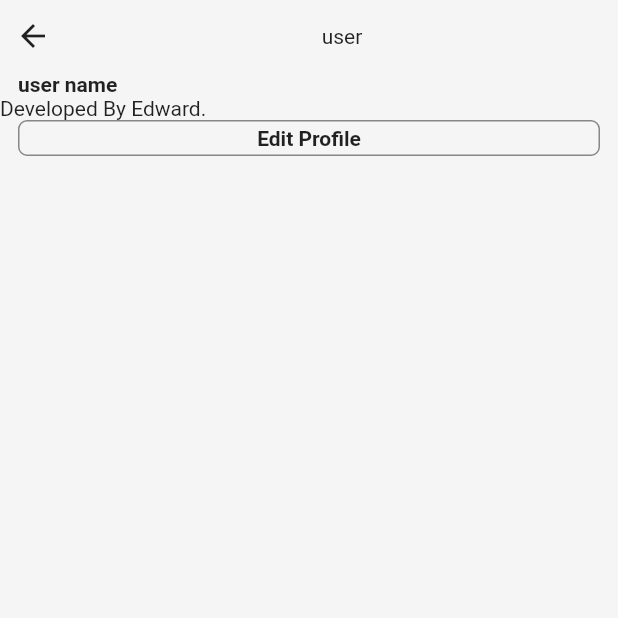
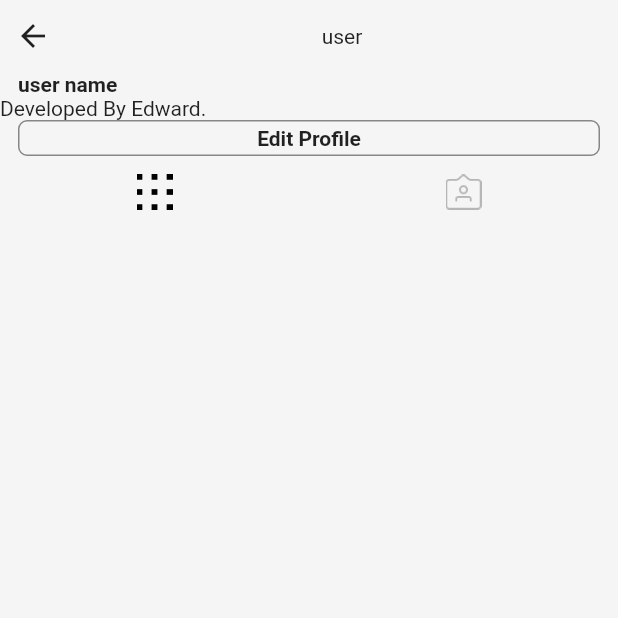
Before and after one commit to Edward-Kwak/Instagram-Clone-Project, a Flutter app: the screen it shows after launch, item 5 of the bottom bar chosen, on a phone screen of 412 x 824 dp, the top half of it. Run offline on Flutter 3.47's test engine with Material 2 defaults, Android fonts, the phone set to English and light mode, and no system bars; our stand-ins replace cached_network_image; network calls fail.

Commit message:
Added _tabButtons Widget in profile_body.dart

```diff
--- a/lib/widgets/profile_body.dart
+++ b/lib/widgets/profile_body.dart
@@ -1,8 +1,15 @@
 import 'package:flutter/material.dart';
 import 'package:flutter_code_split/constants/common_vars.dart';
 
-class ProfileBody extends StatelessWidget {
+class ProfileBody extends StatefulWidget {
   const ProfileBody({Key? key}) : super(key: key);
+
+  @override
+  _ProfileBodyState createState() => _ProfileBodyState();
+}
+
+class _ProfileBodyState extends State<ProfileBody> {
+  bool selectedLeft = true;
 
   @override
   Widget build(BuildContext context) {
@@ -13,12 +20,38 @@ class ProfileBody extends StatelessWidget {
               delegate: SliverChildListDelegate([
                 _username(),
                 _userBio(),
-                _editProfileButton()
+                _editProfileButton(),
+                _tabButtons(),
               ]),
             )
           ],
         )
     );
+  }
+
+  Row _tabButtons() {
+    return Row(
+                children: <Widget>[
+                  Expanded(
+                      child: IconButton(
+                        onPressed: () {
+                          setState(() {
+                            selectedLeft = true;
+                          });
+                        },
+                        icon: ImageIcon(AssetImage('assets/images/grid.png'), color: selectedLeft? Colors.black : Colors.black26,),)
+                  ),Expanded(
+                      child: IconButton(
+                        onPressed: () {
+                          setState(() {
+                            selectedLeft = false;
+                          });
+                        },
+                        icon: ImageIcon(AssetImage('assets/images/saved.png'), color: selectedLeft? Colors.black26 : Colors.black,),)
+                  ),
+
+                ],
+              );
   }
 
   Widget _username() {
```
Also changed, not shown: assets/images/grid.png (added), assets/images/saved.png (added).
